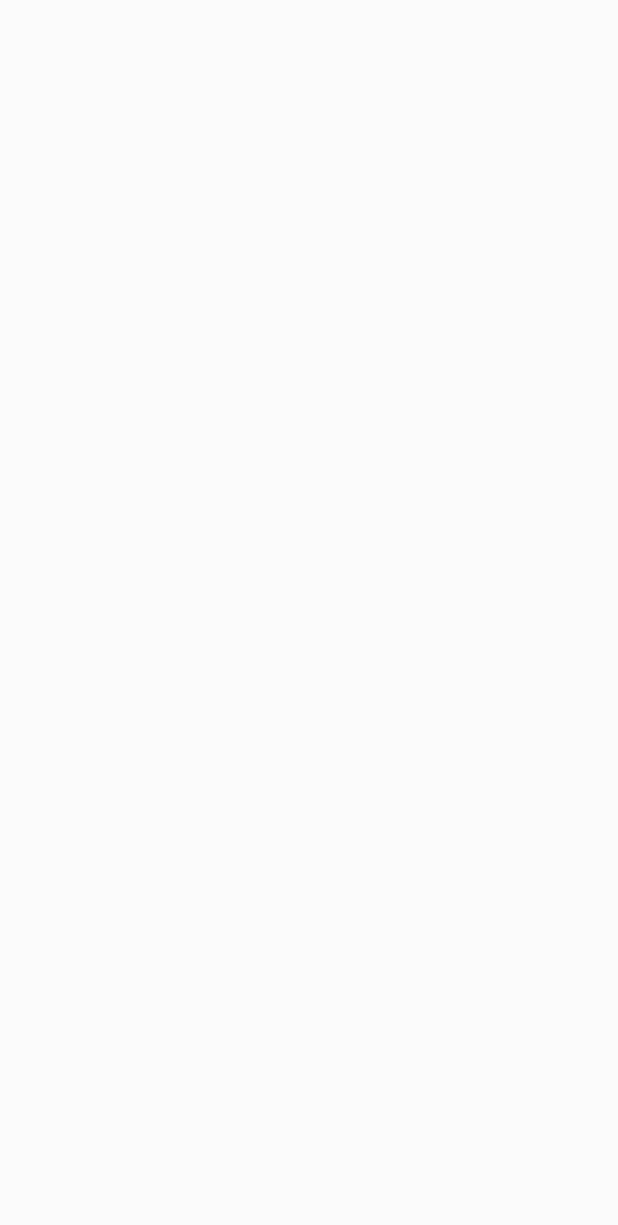
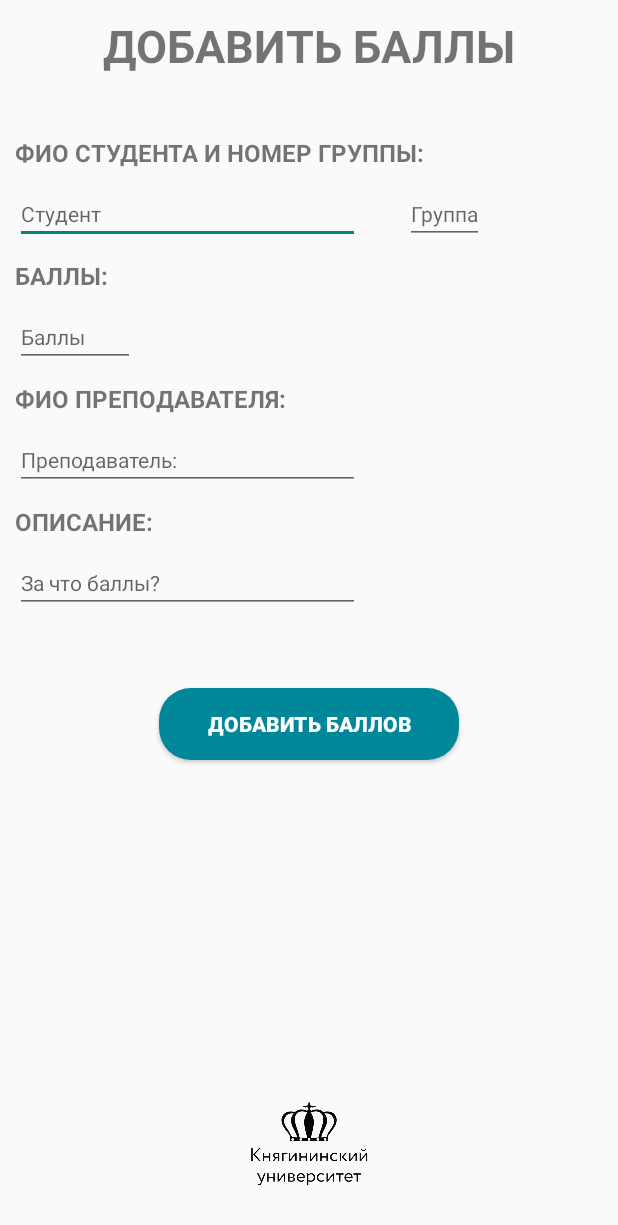
Before and after one commit to GIDROPES/NGIEURATE, an Android app: the AddPointsActivity screen opened directly, with no data from a screen before it, on a phone screen of 412 x 824 dp. Before the commit the part shown is empty. Shown: the top 1225 px of the screen. Run offline under Robolectric (Android 15) with nearby library versions, the phone set to English and light mode, and no system bars.

Commit message:
AddPoints layout is ready

```diff
--- a/app/src/main/res/layout/activity_add_points.xml
+++ b/app/src/main/res/layout/activity_add_points.xml
@@ -6,4 +6,137 @@
     android:layout_height="match_parent"
     tools:context=".AddPointsActivity">
 
+    <TextView
+        android:id="@+id/addPointsTeacherTXT"
+        android:layout_width="wrap_content"
+        android:layout_height="wrap_content"
+        android:text="ДОБАВИТЬ БАЛЛЫ"
+        android:textSize="30dp"
+        app:layout_constraintEnd_toEndOf="parent"
+        app:layout_constraintStart_toStartOf="parent"
+        app:layout_constraintTop_toTopOf="parent"
+        android:layout_marginTop="10dp"
+        android:textStyle="bold"/>
+
+    <TextView
+        android:id="@+id/fioStudentGroptStudentTXTADDPOINTS"
+        android:layout_width="wrap_content"
+        android:layout_height="wrap_content"
+        android:layout_marginStart="10dp"
+        android:layout_marginTop="40dp"
+        android:text="ФИО СТУДЕНТА И НОМЕР ГРУППЫ:"
+        android:textSize="16dp"
+        android:textStyle="bold"
+        app:layout_constraintStart_toStartOf="parent"
+        app:layout_constraintTop_toBottomOf="@+id/addPointsTeacherTXT" />
+
+    <EditText
+        android:id="@+id/studentEditTextAddPoints"
+        android:layout_width="230dp"
+        android:layout_height="wrap_content"
+        android:hint="Студент"
+        android:textSize="14dp"
+        app:layout_constraintStart_toStartOf="@+id/fioStudentGroptStudentTXTADDPOINTS"
+        app:layout_constraintTop_toBottomOf="@+id/fioStudentGroptStudentTXTADDPOINTS"
+        android:layout_marginTop="10dp"/>
+
+    <EditText
+        android:id="@+id/groupEditTextAddPoints"
+        android:layout_width="wrap_content"
+        android:layout_height="wrap_content"
+        android:hint="Группа"
+        android:textSize="14dp"
+        app:layout_constraintStart_toEndOf="@+id/studentEditTextAddPoints"
+        app:layout_constraintTop_toBottomOf="@+id/fioStudentGroptStudentTXTADDPOINTS"
+        android:layout_marginTop="10dp"
+        android:layout_marginStart="30dp"/>
+    <TextView
+        android:id="@+id/pointsToAdd"
+        android:layout_width="wrap_content"
+        android:layout_height="wrap_content"
+        android:layout_marginStart="10dp"
+        android:layout_marginTop="10dp"
+        android:text="БАЛЛЫ:"
+        android:textSize="16dp"
+        android:textStyle="bold"
+        app:layout_constraintStart_toStartOf="parent"
+        app:layout_constraintTop_toBottomOf="@+id/studentEditTextAddPoints" />
+
+    <EditText
+        android:id="@+id/pointsAddEditText"
+        android:layout_width="80dp"
+        android:layout_height="wrap_content"
+        android:hint="Баллы"
+        android:textSize="14dp"
+        app:layout_constraintStart_toStartOf="@+id/fioStudentGroptStudentTXTADDPOINTS"
+        app:layout_constraintTop_toBottomOf="@+id/pointsToAdd"
+        android:layout_marginTop="10dp"/>
+
+    <TextView
+        android:id="@+id/teacherFIO"
+        android:layout_width="wrap_content"
+        android:layout_height="wrap_content"
+        android:layout_marginStart="10dp"
+        android:layout_marginTop="10dp"
+        android:text="ФИО ПРЕПОДАВАТЕЛЯ:"
+        android:textSize="16dp"
+        android:textStyle="bold"
+        app:layout_constraintStart_toStartOf="parent"
+        app:layout_constraintTop_toBottomOf="@+id/pointsAddEditText" />
+
+    <EditText
+        android:id="@+id/teacherEditTextAddPoints"
+        android:layout_width="230dp"
+        android:layout_height="wrap_content"
+        android:hint="Преподаватель:"
+        android:textSize="14dp"
+        app:layout_constraintStart_toStartOf="@+id/fioStudentGroptStudentTXTADDPOINTS"
+        app:layout_constraintTop_toBottomOf="@+id/teacherFIO"
+        android:layout_marginTop="10dp"/>
+
+    <TextView
+        android:id="@+id/descriptionPointsTxt"
+        android:layout_width="wrap_content"
+        android:layout_height="wrap_content"
+        android:layout_marginStart="10dp"
+        android:layout_marginTop="10dp"
+        android:text="ОПИСАНИЕ:"
+        android:textSize="16dp"
+        android:textStyle="bold"
+        app:layout_constraintStart_toStartOf="parent"
+        app:layout_constraintTop_toBottomOf="@+id/teacherEditTextAddPoints" />
+
+    <EditText
+        android:id="@+id/descriptionPointsEditText"
+        android:layout_width="230dp"
+        android:layout_height="wrap_content"
+        android:hint="За что баллы?"
+        android:textSize="14dp"
+        app:layout_constraintStart_toStartOf="@+id/fioStudentGroptStudentTXTADDPOINTS"
+        app:layout_constraintTop_toBottomOf="@+id/descriptionPointsTxt"
+        android:layout_marginTop="10dp"/>
+
+    <Button
+        android:id="@+id/addPointsBtn"
+        android:layout_width="200dp"
+        android:layout_height="wrap_content"
+        android:background="@drawable/button_blue_ripped"
+        android:text="ДОБАВИТЬ БАЛЛОВ"
+        android:textColor="@color/white"
+        android:textStyle="bold"
+        app:layout_constraintEnd_toEndOf="parent"
+        app:layout_constraintStart_toStartOf="parent"
+        app:layout_constraintTop_toBottomOf="@+id/descriptionPointsEditText"
+        android:layout_marginTop="50dp"/>
+
+    <ImageView
+        android:id="@+id/imageViewNgieuAtPointsAdder"
+        android:layout_width="80dp"
+        android:layout_height="80dp"
+        android:layout_marginBottom="20dp"
+        android:src="@drawable/ngieulogo"
+        app:layout_constraintLeft_toLeftOf="parent"
+        app:layout_constraintRight_toRightOf="parent"
+        app:layout_constraintBottom_toBottomOf="parent" />
+
 </androidx.constraintlayout.widget.ConstraintLayout>
--- a/app/src/main/res/layout/activity_moder_choosing.xml
+++ b/app/src/main/res/layout/activity_moder_choosing.xml
@@ -60,7 +60,6 @@
         android:textAlignment="center"
         android:textStyle="bold"
         android:textSize="16sp"
-        android:visibility="invisible"
         />
 
     <ImageView
```
